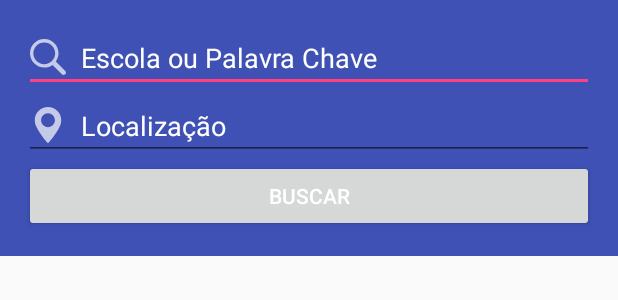
After one commit to WilderPereira/fiscaluno-campus, an Android app: the layout activity_pesquisa.xml on its own in the app's theme, with its tools: preview values and no code run, on a phone screen of 412 x 824 dp. The commit adds this screen. Shown: the top 300 px of the screen. Run offline under Robolectric (Android 15) with nearby library versions, the phone set to English and light mode, and no system bars.

Commit message:
tela de pesquisa

```diff
--- a/app/src/main/AndroidManifest.xml
+++ b/app/src/main/AndroidManifest.xml
@@ -25,6 +25,7 @@
         <activity android:name=".view.cadastro.AvaliacoesActivity" />
         <activity android:name=".view.cadastro.ConselhosActivity" />
         <activity android:name=".view.cadastro.AvaliacaoGeralActivity"/>
+        <activity android:name=".view.main.pesquisa.PesquisaPrincipalActivity"/>
     </application>
 
 </manifest>
--- a/app/src/main/java/com/mainbox/fiscaluno/model/Teste.Java
+++ /dev/null
@@ -1,3 +0,0 @@
-public class Teste {
-
-}
--- /dev/null
+++ b/app/src/main/res/layout/activity_pesquisa.xml
@@ -0,0 +1,28 @@
+<?xml version="1.0" encoding="utf-8"?>
+<RelativeLayout xmlns:android="http://schemas.android.com/apk/res/android"
+    android:layout_width="match_parent"
+    android:layout_height="match_parent">
+
+    <RelativeLayout
+        android:id="@+id/rl_frame_pesquisa"
+        android:layout_width="match_parent"
+        android:layout_height="wrap_content">
+
+        <include layout="@layout/frame_pesquisa" />
+
+    </RelativeLayout>
+
+
+    <RelativeLayout
+        android:id="@+id/rl_frame_lista"
+        android:layout_width="match_parent"
+        android:layout_height="wrap_content"
+        android:layout_below="@+id/rl_frame_pesquisa">
+
+        <include
+            android:id="@+id/frm_lista"
+            layout="@layout/frame_pesquisa_recente" />
+
+    </RelativeLayout>
+
+</RelativeLayout>
--- a/app/src/main/res/layout/frame_pesquisa_recente.xml
+++ b/app/src/main/res/layout/frame_pesquisa_recente.xml
@@ -7,6 +7,7 @@
     <android.support.v7.widget.RecyclerView
         android:id="@+id/frm_pesquisa_recente"
         android:layout_width="match_parent"
-        android:layout_height="wrap_content" />
+        android:layout_height="wrap_content"
+        android:layout_below="@+id/frm_pesquisar" />
 
 </RelativeLayout>
```
Also changed, not shown: app/src/main/java/com/mainbox/fiscaluno/model/PesquisaRecente.Java (added, +34 -0 lines), app/src/main/java/com/mainbox/fiscaluno/view/main/pesquisa/PesquisaPrincipalActivity.java (added, +71 -0 lines), app/src/main/java/com/mainbox/fiscaluno/view/main/pesquisa/PesquisaRecenteAdapter.java (added, +44 -0 lines), app/src/main/java/com/mainbox/fiscaluno/view/main/pesquisa/PesquisaRecenteHolder.java (added, +30 -0 lines), app/src/main/res/layout/card_pesquisa_recente.xml (added, +45 -0 lines).
